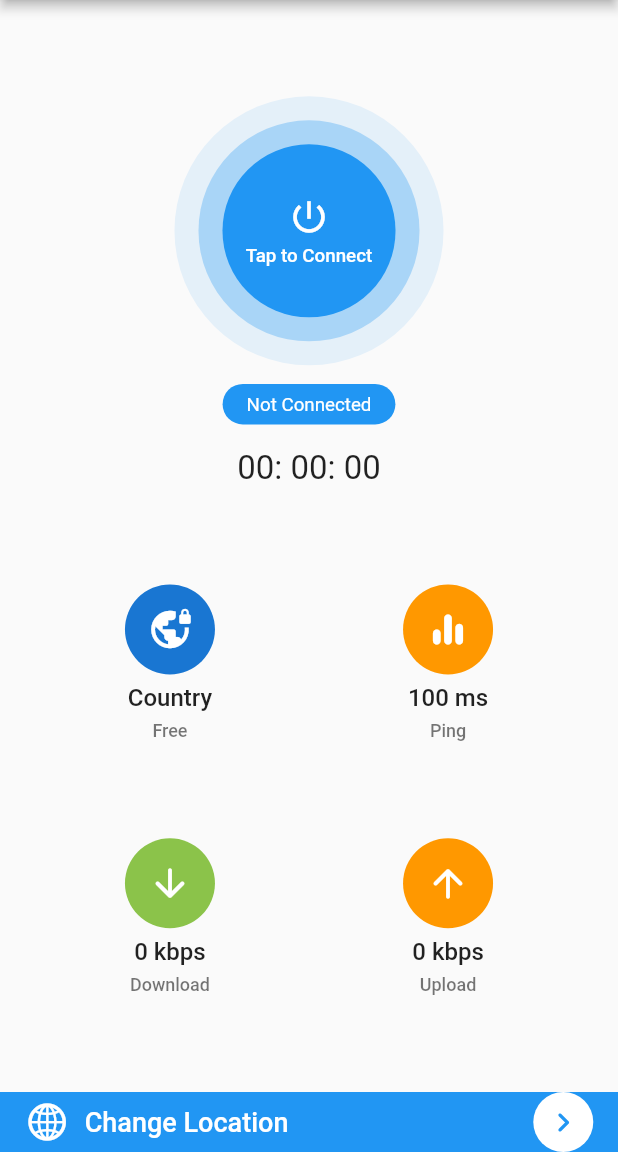
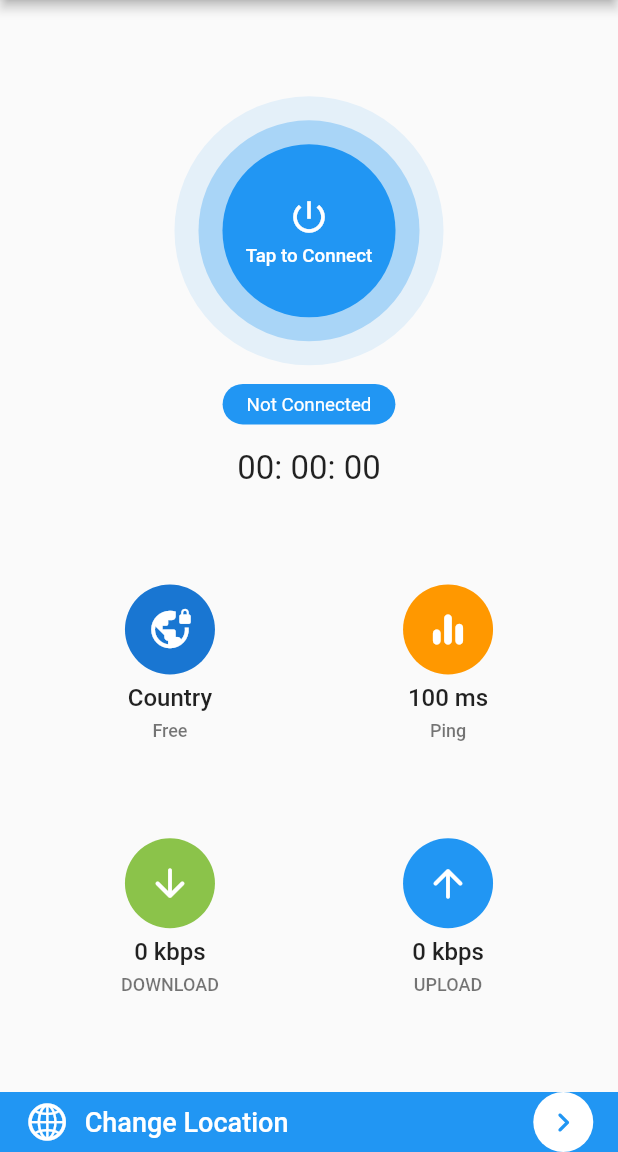
Before and after one commit to sameerq08/nizvpn-master, a Flutter app: the screen it shows after launch, on a phone screen of 412 x 824 dp, the part 84-1236 px from its top. Run offline on Flutter 3.47's test engine with Material 2 defaults, Android fonts, the phone set to English and light mode, and no system bars; our stand-ins replace csv, get, lottie, package_info.

Commit message:
"HomeController"

```diff
--- /dev/null
+++ b/lib/apis/controller/home_controller.dart
@@ -0,0 +1,34 @@
+import 'package:flutter/material.dart';
+import 'package:get/get.dart';
+
+import '../../services/vpn_engine.dart';
+
+class HomeController extends GetxController {
+  final vpnState = VpnEngine.vpnDisconnected.obs;
+
+  final RxBool startTimer = false.obs;
+
+  Future<void> initializedData() async {}
+
+  Color get getButtonColor {
+    switch (vpnState.value) {
+      case VpnEngine.vpnDisconnected:
+        return Colors.blue;
+      case VpnEngine.vpnConnected:
+        return Colors.green;
+      default:
+        return Colors.orangeAccent;
+    }
+  }
+
+  String get getButtonText {
+    switch (vpnState.value) {
+      case VpnEngine.vpnDisconnected:
+        return 'Tap to Connect';
+      case VpnEngine.vpnConnected:
+        return 'Disconnect';
+      default:
+        return 'Connecting';
+    }
+  }
+}
--- /dev/null
+++ b/lib/services/vpn_engine.dart
@@ -0,0 +1,67 @@
+import 'dart:convert';
+import 'package:flutter/services.dart';
+import '../models/vpn_status.dart';
+import '../models/vpn_config.dart';
+
+class VpnEngine {
+  ///Channel to native
+  static final String _eventChannelVpnStage = "vpnStage";
+  static final String _eventChannelVpnStatus = "vpnStatus";
+  static final String _methodChannelVpnControl = "vpnControl";
+
+  ///Snapshot of VPN Connection Stage
+  static Stream<String> vpnStageSnapshot() =>
+      EventChannel(_eventChannelVpnStage).receiveBroadcastStream().cast();
+
+  ///Snapshot of VPN Connection Status
+  static Stream<VpnStatus?> vpnStatusSnapshot() =>
+      EventChannel(_eventChannelVpnStatus)
+          .receiveBroadcastStream()
+          .map((event) => VpnStatus.fromJson(jsonDecode(event)))
+          .cast();
+
+  ///Start VPN easily
+  static Future<void> startVpn(VpnConfig vpnConfig) async {
+    // log(vpnConfig.config);
+    return MethodChannel(_methodChannelVpnControl).invokeMethod(
+      "start",
+      {
+        "config": vpnConfig.config,
+        "country": vpnConfig.country,
+        "username": vpnConfig.username,
+        "password": vpnConfig.password,
+      },
+    );
+  }
+
+  ///Stop vpn
+  static Future<void> stopVpn() =>
+      MethodChannel(_methodChannelVpnControl).invokeMethod("stop");
+
+  ///Open VPN Settings
+  static Future<void> openKillSwitch() =>
+      MethodChannel(_methodChannelVpnControl).invokeMethod("kill_switch");
+
+  ///Trigger native to get stage connection
+  static Future<void> refreshStage() =>
+      MethodChannel(_methodChannelVpnControl).invokeMethod("refresh");
+
+  ///Get latest stage
+  static Future<String?> stage() =>
+      MethodChannel(_methodChannelVpnControl).invokeMethod("stage");
+
+  ///Check if vpn is connected
+  static Future<bool> isConnected() =>
+      stage().then((value) => value?.toLowerCase() == "connected");
+
+  ///All Stages of connection
+  static const String vpnConnected = "connected";
+  static const String vpnDisconnected = "disconnected";
+  static const String vpnWaitConnection = "wait_connection";
+  static const String vpnAuthenticating = "authenticating";
+  static const String vpnReconnect = "reconnect";
+  static const String vpnNoConnection = "no_connection";
+  static const String vpnConnecting = "connecting";
+  static const String vpnPrepare = "prepare";
+  static const String vpnDenied = "denied";
+}
--- a/lib/ui/screens/mainScreen.dart
+++ b/lib/ui/screens/mainScreen.dart
@@ -12,6 +12,12 @@ import 'package:open_nizvpn/screens/location_screen.dart';
 import 'package:open_nizvpn/widgets/count_down_timer.dart';
 import 'package:open_nizvpn/widgets/home_card.dart';
 
+import '../../apis/controller/home_controller.dart';
+
+import '../../models/vpn_config.dart';
+import '../../models/vpn_status.dart';
+import '../../services/vpn_engine.dart';
+
 late Size mq;
 
 class MainScreen extends StatefulWidget {
@@ -20,27 +26,36 @@ class MainScreen extends StatefulWidget {
 }
 
 class _MainScreenState extends State<MainScreen> {
-  //String _vpnState = NizVpn.vpnDisconnected;
+  //String _controller.vpnState.value = NizVpn.vpnDisconnected;
   //List<VpnConfig> _listVpn = [];
-  //VpnConfig? _selectedVpn;
+  VpnConfig? _selectedVpn;
 
-  final RxBool _startTimer = false.obs;
-/*
+  final _controller = HomeController();
+
+  //final RxBool _controller.startTimerr = false.obs;
+
   @override
   void initState() {
     super.initState();
 
     ///Add listener to update vpnstate
-    NizVpn.vpnStageSnapshot().listen((event) {
-      setState(() {
-        _vpnState = event;
-      });
+    VpnEngine.vpnStageSnapshot().listen((event) {
+      //setState(() {
+      _controller.vpnState.value = event;
+      //});
     });
 
     ///Call initVpn
-    initVpn();
+    //initVpn();
   }
 
+  @override
+  void dispose() {
+    _controller.dispose();
+    super.dispose();
+  }
+
+/*
   ///Here you can start fill the listVpn, for this simple app, i'm using free vpn from https://www.vpngate.net/
   void initVpn() async {
     _listVpn.add(VpnConfig(
@@ -82,7 +97,7 @@ class _MainScreenState extends State<MainScreen> {
       ),
       bottomNavigationBar: _changeLocation(),
       body: Column(mainAxisAlignment: MainAxisAlignment.spaceEvenly, children: [
-        _vpnButton(),
+        Obx(() => _vpnButton()),
         Row(
           mainAxisAlignment: MainAxisAlignment.center,
           children: [
@@ -112,56 +127,58 @@ class _MainScreenState extends State<MainScreen> {
             ),
           ],
         ),
-        Row(
+        StreamBuilder<VpnStatus?>(
+          initialData: VpnStatus(),
+          stream: VpnEngine.vpnStatusSnapshot(),
+          builder: (context, snapshot) => Row(
             mainAxisAlignment: MainAxisAlignment.center,
             children: [
+              //download
               HomeCard(
-              title: '0 kbps',
-              subtitle: 'Download',
+                  title: '${snapshot.data?.byteIn ?? '0 kbps'}',
+                  subtitle: 'DOWNLOAD',
                   icon: CircleAvatar(
                     radius: 30,
                     backgroundColor: Colors.lightGreen,
-                child: Icon(
-                  Icons.arrow_downward_rounded,
-                  size: 30,
-                  color: Colors.white,
+                    child: Icon(Icons.arrow_downward_rounded,
+                        size: 30, color: Colors.white),
+                  )),
+
+              //upload
+              HomeCard(
+                  title: '${snapshot.data?.byteOut ?? '0 kbps'}',
+                  subtitle: 'UPLOAD',
+                  icon: CircleAvatar(
+                    radius: 30,
+                    backgroundColor: Colors.blue,
+                    child: Icon(Icons.arrow_upward_rounded,
+                        size: 30, color: Colors.white),
+                  )),
+            ],
           ),
         ),
-            ),
-            HomeCard(
-              title: '0 kbps',
-              subtitle: 'Upload',
-              icon: CircleAvatar(
-                radius: 30,
-                backgroundColor: Colors.orange,
-                child: Icon(
-                  Icons.arrow_upward_rounded,
-                  size: 30,
-                  color: Colors.white,
-                ),
-              ),
-            ),
-          ],
-        )
       ]),
     );
   }
-/*
+
   void _connectClick() {
     ///Stop right here if user not select a vpn
     if (_selectedVpn == null) return;
 
-    if (_vpnState == NizVpn.vpnDisconnected) {
+    if (_controller.vpnState.value == VpnEngine.vpnDisconnected) {
       ///Start if stage is disconnected
-      NizVpn.startVpn(
+      VpnEngine.startVpn(
         _selectedVpn!,
-        dns: DnsConfig("23.253.163.53", "198.101.242.72"),
+        //dns: DnsConfig("23.253.163.53", "198.101.242.72"),
       );
+      _controller.startTimer.value = true;
     } else {
       ///Stop if stage is "not" disconnected
-      NizVpn.stopVpn();
+      _controller.startTimer.value = false;
+
+      VpnEngine.stopVpn();
     }
-  }*/
+  }
 
   // VPN Button
   Widget _vpnButton() => Column(
@@ -170,27 +187,28 @@ class _MainScreenState extends State<MainScreen> {
             button: true,
             child: InkWell(
               onTap: () {
-                _startTimer.value = !_startTimer.value;
+                _connectClick();
+                //_controller.startTimer.value = !_controller.startTimer.value;
               },
               borderRadius: BorderRadius.circular(100),
               child: Container(
                 padding: EdgeInsets.all(16),
                 decoration: BoxDecoration(
                   shape: BoxShape.circle,
-                  color: Colors.blue.withOpacity(0.1),
+                  color: _controller.getButtonColor.withOpacity(0.1),
                 ),
                 child: Container(
                   padding: EdgeInsets.all(16),
                   decoration: BoxDecoration(
                     shape: BoxShape.circle,
-                    color: Colors.blue.withOpacity(0.3),
+                    color: _controller.getButtonColor.withOpacity(0.3),
                   ),
                   child: Container(
                     width: mq.height * .14,
                     height: mq.height * .14,
                     decoration: BoxDecoration(
                       shape: BoxShape.circle,
-                      color: Colors.blue,
+                      color: _controller.getButtonColor,
                     ),
                     child: Column(
                       mainAxisAlignment: MainAxisAlignment.center,
@@ -204,7 +222,7 @@ class _MainScreenState extends State<MainScreen> {
                           height: 4,
                         ),
                         Text(
-                          'Tap to Connect',
+                          _controller.getButtonText,
                           style: TextStyle(
                               fontSize: 12.5,
                               color: Colors.white,
@@ -224,14 +242,16 @@ class _MainScreenState extends State<MainScreen> {
             decoration: BoxDecoration(
                 color: Colors.blue, borderRadius: BorderRadius.circular(15)),
             child: Text(
-              'Not Connected',
+              _controller.vpnState.value == VpnEngine.vpnDisconnected
+                  ? 'Not Connected'
+                  : _controller.vpnState.replaceAll('_', ' ').toLowerCase(),
               style: TextStyle(
                 fontSize: 12.5,
                 color: Colors.white,
               ),
             ),
           ),
-          Obx(() => CountDownTimer(startTimer: _startTimer.value)),
+          Obx(() => CountDownTimer(startTimer: _controller.startTimer.value)),
         ],
       );
   Widget _changeLocation() => SafeArea(
```
Also changed, not shown: 1 other file. Lines whose indentation alone changed are shown as unchanged.
